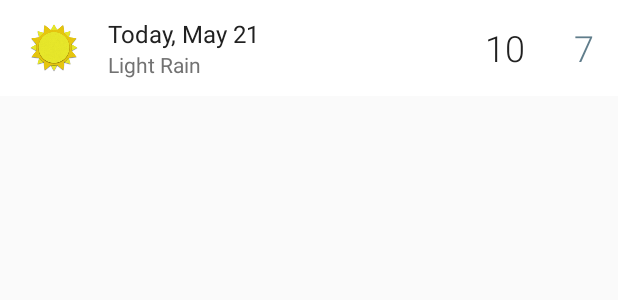
After one commit to dalmia/Sunshine-Advanced, an Android app: the layout widget_detail_list_item.xml on its own in the app's theme, with its tools: preview values and no code run, on a phone screen of 412 x 824 dp. The commit adds this screen. Shown: the top 300 px of the screen. Run offline under Robolectric (Android 15) with nearby library versions, the phone set to English and light mode, and no system bars.

Commit message:
Adding the Detail WIdget with a list of weather entries

```diff
--- a/app/build.gradle
+++ b/app/build.gradle
@@ -19,7 +19,7 @@ android {
         }
     }
     buildTypes.each {
-        it.buildConfigField 'String', 'OPEN_WEATHER_MAP_API_KEY', OPEN_WEATHER_API_KEY
+        it.buildConfigField 'String', 'OPEN_WEATHER_MAP_API_KEY', '"eea74d0ffb740d7dcd5464e730904608"'
     }
 }
 
--- a/app/src/main/java/com/example/android/sunshine/app/Utility.java
+++ b/app/src/main/java/com/example/android/sunshine/app/Utility.java
@@ -75,7 +75,7 @@ public class Utility {
      * @param dateInMillis The date in milliseconds
      * @return a user-friendly representation of the date.
      */
-    public static String getFriendlyDayString(Context context, long dateInMillis) {
+    public static String getFriendlyDayString(Context context, long dateInMillis, boolean displayLongToday) {
         // The day string for forecast uses the following logic:
         // For today: "Today, June 8"
         // For tomorrow:  "Tomorrow"
@@ -90,7 +90,7 @@ public class Utility {
 
         // If the date we're building the String for is today's date, the format
         // is "Today, June 24"
-        if (julianDay == currentJulianDay) {
+        if (displayLongToday && julianDay == currentJulianDay) {
             String today = context.getString(R.string.today);
             int formatId = R.string.format_full_friendly_date;
             return String.format(context.getString(
--- /dev/null
+++ b/app/src/main/res/layout/widget_detail_list_item.xml
@@ -0,0 +1,76 @@
+<FrameLayout xmlns:android="http://schemas.android.com/apk/res/android"
+    xmlns:tools="http://schemas.android.com/tools"
+    android:id="@+id/widget_list_item"
+    android:layout_width="match_parent"
+    android:layout_height="wrap_content"
+    android:background="@drawable/touch_selector_white"
+    >
+
+    <LinearLayout
+        android:layout_width="match_parent"
+        android:layout_height="wrap_content"
+        android:gravity="center_vertical"
+        android:minHeight="?android:attr/listPreferredItemHeight"
+        android:paddingLeft="@dimen/abc_list_item_padding_horizontal_material"
+        android:paddingRight="@dimen/abc_list_item_padding_horizontal_material"
+        android:orientation="horizontal">
+
+        <ImageView
+            android:id="@+id/widget_icon"
+            android:layout_gravity="center"
+            android:layout_width="@dimen/list_icon"
+            android:layout_height="@dimen/list_icon"
+            android:layout_marginRight="@dimen/abc_list_item_padding_horizontal_material"
+            android:layout_marginEnd="@dimen/abc_list_item_padding_horizontal_material"
+            tools:src="@drawable/ic_clear"
+            />
+
+        <LinearLayout
+            android:layout_height="wrap_content"
+            android:layout_width="0dp"
+            android:layout_weight="7"
+            android:orientation="vertical">
+
+            <TextView
+                android:id="@+id/widget_date"
+                android:layout_width="wrap_content"
+                android:layout_height="wrap_content"
+                android:textAppearance="@style/TextAppearance.AppCompat.Subhead"
+                android:textColor="@color/primary_text"
+                tools:text="Today, May 21"/>
+
+            <TextView
+                android:id="@+id/widget_description"
+                android:layout_width="wrap_content"
+                android:layout_height="wrap_content"
+                android:textAppearance="@style/TextAppearance.AppCompat.Body1"
+                android:textColor="@color/secondary_text"
+                tools:text="@string/condition_500"/>
+        </LinearLayout>
+
+        <TextView
+            android:id="@+id/widget_high_temperature"
+            android:layout_width="@dimen/forecast_widget_text_width"
+            android:layout_height="wrap_content"
+            android:gravity="right"
+            android:layout_marginRight="@dimen/forecast_temperature_space"
+            android:layout_marginEnd="@dimen/forecast_temperature_space"
+            android:fontFamily="sans-serif-light"
+            android:textColor="@color/primary_text"
+            android:textSize="@dimen/forecast_widget_text_size"
+            tools:text="10"
+            android:layout_gravity="center" />
+
+        <TextView
+            android:id="@+id/widget_low_temperature"
+            android:layout_width="@dimen/forecast_widget_text_width"
+            android:layout_height="wrap_content"
+            android:layout_gravity="center"
+            android:gravity="right"
+            android:fontFamily="sans-serif-light"
+            android:textColor="@color/forecast_low_text"
+            android:textSize="@dimen/forecast_widget_text_size"
+            tools:text="7"/>
+
+    </LinearLayout>
+</FrameLayout>
--- /dev/null
+++ b/app/src/main/res/values-sw600dp/bools.xml
@@ -0,0 +1,4 @@
+<?xml version="1.0" encoding="utf-8"?>
+<resources>
+    <bool name="use_detail_activity">false</bool>
+</resources>
--- /dev/null
+++ b/app/src/main/res/values-v11/bools.xml
@@ -0,0 +1,4 @@
+<?xml version="1.0" encoding="utf-8"?>
+<resources>
+    <bool name="widget_detail_enabled">true</bool>
+</resources>
--- /dev/null
+++ b/app/src/main/res/values/bools.xml
@@ -0,0 +1,5 @@
+<?xml version="1.0" encoding="utf-8"?>
+<resources>
+    <bool name="widget_detail_enabled">false</bool>
+    <bool name="use_detail_activity">true</bool>
+</resources>
--- a/app/src/main/res/values/dimens.xml
+++ b/app/src/main/res/values/dimens.xml
@@ -59,4 +59,13 @@
     <dimen name="widget_today_min_resize_width">40dp</dimen>
     <dimen name="widget_today_min_resize_height">@dimen/widget_today_default_height</dimen>
     <dimen name="widget_today_large_width">220dp</dimen>
+
+    <!-- Detail Widget -->
+    <dimen name="widget_detail_default_width">250dp</dimen>
+    <dimen name="widget_detail_default_height">180dp</dimen>
+    <dimen name="widget_detail_min_resize_width">220dp</dimen>
+    <dimen name="widget_detail_min_resize_height">@dimen/widget_detail_default_height</dimen>
+    <dimen name="forecast_widget_text_size">24dp</dimen>
+    <dimen name="forecast_widget_text_width">38dp</dimen>
+
 </resources>
--- a/app/src/main/res/values/strings.xml
+++ b/app/src/main/res/values/strings.xml
@@ -212,4 +212,5 @@
     <!-- For Shared Element Transitions -->
     <string name="detail_icon_transition_name" translatable="false">TN_DetailIcon</string>
     <string name="title_widget_today">Sunshine Today</string>
+    <string name="title_widget_detail">Sunshine Details</string>
 </resources>
--- a/build.gradle
+++ b/build.gradle
@@ -5,7 +5,7 @@ buildscript {
         jcenter()
     }
     dependencies {
-        classpath 'com.android.tools.build:gradle:2.1.0'
+        classpath 'com.android.tools.build:gradle:2.1.2'
         classpath 'com.google.gms:google-services:1.5.0-beta2'
         // NOTE: Do not place your application dependencies here; they belong
         // in the individual module build.gradle files
```
Also changed, not shown: app/src/main/AndroidManifest.xml (+15 -0 lines), app/src/main/java/com/example/android/sunshine/app/ForecastAdapter.java (+6 -2 lines), app/src/main/java/com/example/android/sunshine/app/ForecastFragment.java (+7 -15 lines), app/src/main/java/com/example/android/sunshine/app/MainActivity.java (+12 -2 lines), app/src/main/java/com/example/android/sunshine/app/widget/DetailWidgetProvider.java (added, +92 -0 lines), app/src/main/java/com/example/android/sunshine/app/widget/DetailWidgetRemoteViewsService.java (added, +166 -0 lines), app/src/main/res/layout/widget_detail.xml (added, +43 -0 lines), app/src/main/res/xml/widget_info_detail.xml (added, +14 -0 lines), app/src/main/res/drawable-nodpi/widget_preview_detail.png (added).
